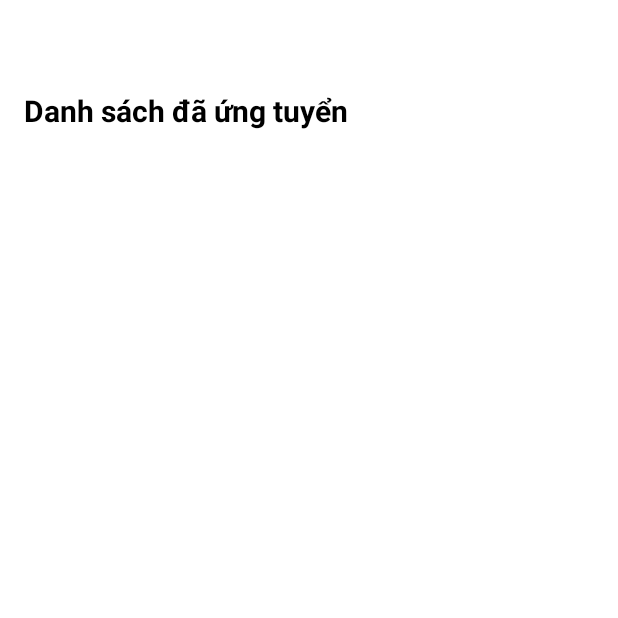
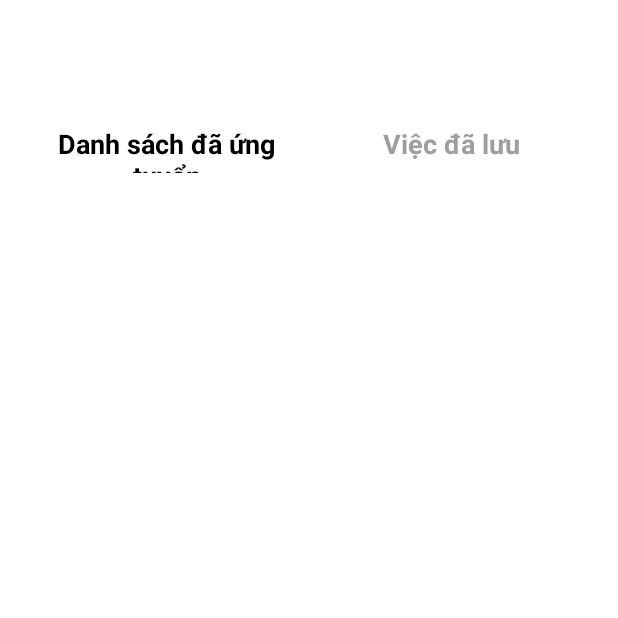
Before and after one commit to 082588256/PRM392, an Android app: the AppliedJobsActivity screen opened directly, with no data from a screen before it, on a phone screen of 412 x 824 dp, the top half of it. Run offline under Robolectric (Android 15) with nearby library versions, the phone set to English and light mode, and no system bars.

Commit message:
Update_BE,FE-Student Interview scheduling screen: viewed by students

```diff
--- a/app/src/main/java/com/fptu/prm391/projectprm/activity/student/AppliedJobsActivity.java
+++ b/app/src/main/java/com/fptu/prm391/projectprm/activity/student/AppliedJobsActivity.java
@@ -1,6 +1,7 @@
 package com.fptu.prm391.projectprm.activity.student;
 
 import android.os.Bundle;
+import android.widget.TextView;
 import android.widget.Toast;
 
 import androidx.appcompat.app.AppCompatActivity;
@@ -9,38 +10,71 @@ import androidx.recyclerview.widget.RecyclerView;
 
 import com.fptu.prm391.projectprm.R;
 import com.fptu.prm391.projectprm.adapter.ApplicationAdapter;
+import com.fptu.prm391.projectprm.adapter.InterviewInfoAdapter;
 import com.fptu.prm391.projectprm.db.ApplicationDAO;
 import com.fptu.prm391.projectprm.db.DatabaseHelper;
+import com.fptu.prm391.projectprm.db.InterviewDAO;
 import com.fptu.prm391.projectprm.model.Application;
+import com.fptu.prm391.projectprm.model.InterviewInfo;
 import com.fptu.prm391.projectprm.util.SharedPrefManager;
 
 import java.util.List;
 
 public class AppliedJobsActivity extends AppCompatActivity {
 
+    private ApplicationAdapter appliedAdapter;
+    private InterviewInfoAdapter interviewAdapter;
     private RecyclerView recyclerApplications;
 
     @Override
     protected void onCreate(Bundle savedInstanceState) {
         super.onCreate(savedInstanceState);
-        setContentView(R.layout.activity_applied_jobs);
-
         if (getSupportActionBar() != null) {
             getSupportActionBar().hide();
         }
 
+        setContentView(R.layout.activity_applied_jobs);
+
         recyclerApplications = findViewById(R.id.recycler_applied_jobs);
         recyclerApplications.setLayoutManager(new LinearLayoutManager(this));
 
+        TextView tabApplied = findViewById(R.id.tv_applied);
+        TextView tabSaved = findViewById(R.id.tv_saved);
+
         int studentId = SharedPrefManager.getInstance(this).getUser().getId();
+
+        // Tab 1: Đã ứng tuyển
         ApplicationDAO dao = new ApplicationDAO(new DatabaseHelper(this).getReadableDatabase());
-        List<Application> applications = dao.getApplicationsWithInternship(studentId);
+        List<Application> appliedList = dao.getApplicationsWithInternship(studentId);
+        appliedAdapter = new ApplicationAdapter(appliedList);
 
-        if (applications.isEmpty()) {
+        // Tab 2: Việc đã lưu (hiển thị lịch phỏng vấn)
+        InterviewDAO interviewDAO = new InterviewDAO(new DatabaseHelper(this).getReadableDatabase());
+        List<InterviewInfo> interviewList = interviewDAO.getInterviewInfoByStudentId(studentId);
+        interviewAdapter = new InterviewInfoAdapter(interviewList, interviewDAO);
+
+        // Đặt adapter mặc định là danh sách đã ứng tuyển
+        recyclerApplications.setAdapter(appliedAdapter);
+
+        // Xử lý tab
+        tabApplied.setOnClickListener(v -> {
+            tabApplied.setBackgroundResource(R.drawable.tab_selected_bg);
+            tabSaved.setBackgroundResource(R.drawable.tab_unselected_bg);
+            tabApplied.setTextColor(getColor(R.color.black));
+            tabSaved.setTextColor(getColor(R.color.gray));
+            recyclerApplications.setAdapter(appliedAdapter);
+        });
+
+        tabSaved.setOnClickListener(v -> {
+            tabSaved.setBackgroundResource(R.drawable.tab_selected_bg);
+            tabApplied.setBackgroundResource(R.drawable.tab_unselected_bg);
+            tabSaved.setTextColor(getColor(R.color.black));
+            tabApplied.setTextColor(getColor(R.color.gray));
+            recyclerApplications.setAdapter(interviewAdapter);
+        });
+
+        if (appliedList.isEmpty()) {
             Toast.makeText(this, "Bạn chưa ứng tuyển công việc nào.", Toast.LENGTH_SHORT).show();
         }
-
-        ApplicationAdapter adapter = new ApplicationAdapter(applications);
-        recyclerApplications.setAdapter(adapter);
     }
 }
--- a/app/src/main/java/com/fptu/prm391/projectprm/db/DatabaseHelper.java
+++ b/app/src/main/java/com/fptu/prm391/projectprm/db/DatabaseHelper.java
@@ -7,6 +7,15 @@ import android.database.sqlite.SQLiteOpenHelper;
 public class DatabaseHelper extends SQLiteOpenHelper {
     private static final String DATABASE_NAME = "internship_recruitment.db";
     private static final int DATABASE_VERSION = 2;
+
+    // Lệnh tạo bảng saved_jobs
+    public static final String CREATE_TABLE_SAVED_JOBS = "CREATE TABLE IF NOT EXISTS saved_jobs (" +
+            "id INTEGER PRIMARY KEY AUTOINCREMENT, " +
+            "student_id INTEGER NOT NULL, " +
+            "internship_id INTEGER NOT NULL, " +
+            "FOREIGN KEY(student_id) REFERENCES users(id), " +
+            "FOREIGN KEY(internship_id) REFERENCES internships(id)" +
+            ")";
 
     private static DatabaseHelper instance;
 
@@ -23,30 +32,27 @@ public class DatabaseHelper extends SQLiteOpenHelper {
 
     @Override
     public void onCreate(SQLiteDatabase db) {
-        // Tạo các bảng
         db.execSQL(UserDAO.CREATE_TABLE);
         db.execSQL(InternshipDAO.CREATE_TABLE);
         db.execSQL(ApplicationDAO.CREATE_TABLE);
         db.execSQL(InterviewDAO.CREATE_TABLE);
         db.execSQL(NotificationDAO.CREATE_TABLE);
         db.execSQL(MessageDAO.CREATE_TABLE);
-        //Phần hiếu
         db.execSQL(InterviewScheduleDAO.CREATE_TABLE);
-
-
+        db.execSQL(CREATE_TABLE_SAVED_JOBS); // <-- thêm dòng này
     }
 
     @Override
     public void onUpgrade(SQLiteDatabase db, int oldVersion, int newVersion) {
-        // Xóa các bảng cũ nếu tồn tại
         db.execSQL("DROP TABLE IF EXISTS " + UserDAO.TABLE_NAME);
         db.execSQL("DROP TABLE IF EXISTS " + InternshipDAO.TABLE_NAME);
         db.execSQL("DROP TABLE IF EXISTS " + ApplicationDAO.TABLE_NAME);
         db.execSQL("DROP TABLE IF EXISTS " + InterviewDAO.TABLE_NAME);
         db.execSQL("DROP TABLE IF EXISTS " + MessageDAO.TABLE_NAME);
         db.execSQL("DROP TABLE IF EXISTS " + NotificationDAO.TABLE_NAME);
+        db.execSQL("DROP TABLE IF EXISTS " + InterviewScheduleDAO.TABLE_NAME);
+        db.execSQL("DROP TABLE IF EXISTS saved_jobs"); // <-- thêm dòng này
 
-        // Tạo lại database
         onCreate(db);
     }
 }
--- a/app/src/main/java/com/fptu/prm391/projectprm/db/InterviewDAO.java
+++ b/app/src/main/java/com/fptu/prm391/projectprm/db/InterviewDAO.java
@@ -3,7 +3,10 @@ package com.fptu.prm391.projectprm.db;
 import android.content.ContentValues;
 import android.database.Cursor;
 import android.database.sqlite.SQLiteDatabase;
+
 import com.fptu.prm391.projectprm.model.Interview;
+import com.fptu.prm391.projectprm.model.InterviewInfo;
+
 import java.util.ArrayList;
 import java.util.List;
 
@@ -30,6 +33,7 @@ public class InterviewDAO {
         this.db = db;
     }
 
+    // Thêm lịch phỏng vấn mới
     public long insertInterview(Interview interview) {
         ContentValues values = new ContentValues();
         values.put(COLUMN_APPLICATION_ID, interview.getApplicationId());
@@ -40,6 +44,7 @@ public class InterviewDAO {
         return db.insert(TABLE_NAME, null, values);
     }
 
+    // Lấy danh sách phỏng vấn theo applicationId
     public List<Interview> getInterviewsByApplicationId(int applicationId) {
         List<Interview> interviews = new ArrayList<>();
         Cursor cursor = db.query(TABLE_NAME,
@@ -62,6 +67,7 @@ public class InterviewDAO {
         return interviews;
     }
 
+    // Update trạng thái lịch phỏng vấn
     public int updateInterviewStatus(int interviewId, String status) {
         ContentValues values = new ContentValues();
         values.put(COLUMN_STATUS, status);
@@ -71,9 +77,36 @@ public class InterviewDAO {
                 new String[]{String.valueOf(interviewId)});
     }
 
+    // Xóa lịch phỏng vấn
     public int deleteInterview(int interviewId) {
         return db.delete(TABLE_NAME,
                 COLUMN_ID + " = ?",
                 new String[]{String.valueOf(interviewId)});
     }
+
+    // ---- CODE THÊM MỚI: Lấy danh sách lịch phỏng vấn + email + company (JOIN) ----
+    // Trả về list<InterviewInfo>
+    public List<InterviewInfo> getInterviewInfoByStudentId(int studentId) {
+        List<InterviewInfo> list = new ArrayList<>();
+        String sql = "SELECT i.id, u.email, i.scheduled_time, i.status, i.notes, s.company " +
+                "FROM interviews i " +
+                "JOIN applications a ON i.application_id = a.id " +
+                "JOIN users u ON a.student_id = u.id " +
+                "JOIN internships s ON a.internship_id = s.id " +
+                "WHERE a.student_id = ?";
+        Cursor cursor = db.rawQuery(sql, new String[]{String.valueOf(studentId)});
+        while (cursor.moveToNext()) {
+            InterviewInfo info = new InterviewInfo();
+            info.setInterviewId(cursor.getInt(cursor.getColumnIndexOrThrow("id")));
+
+            info.setEmail(cursor.getString(cursor.getColumnIndexOrThrow("email")));
+            info.setScheduledTime(cursor.getString(cursor.getColumnIndexOrThrow("scheduled_time")));
+            info.setStatus(cursor.getString(cursor.getColumnIndexOrThrow("status")));
+            info.setNotes(cursor.getString(cursor.getColumnIndexOrThrow("notes")));
+            info.setCompany(cursor.getString(cursor.getColumnIndexOrThrow("company")));
+            list.add(info);
+        }
+        cursor.close();
+        return list;
+    }
 }
--- /dev/null
+++ b/app/src/main/res/drawable/tab_selected_bg.xml
@@ -0,0 +1,7 @@
+<?xml version="1.0" encoding="utf-8"?>
+<selector xmlns:android="http://schemas.android.com/apk/res/android">
+    <shape xmlns:android="http://schemas.android.com/apk/res/android">
+        <solid android:color="#E0F2FF"/> <!-- Màu nền khi được chọn, đổi tùy ý -->
+        <corners android:radius="12dp"/>
+    </shape>
+</selector>
--- /dev/null
+++ b/app/src/main/res/drawable/tab_unselected_bg.xml
@@ -0,0 +1,8 @@
+<?xml version="1.0" encoding="utf-8"?>
+<selector xmlns:android="http://schemas.android.com/apk/res/android">
+    <shape xmlns:android="http://schemas.android.com/apk/res/android">
+        <solid android:color="#FFFFFF"/> <!-- Màu nền khi không chọn, đổi tùy ý -->
+        <corners android:radius="12dp"/>
+        <stroke android:width="1dp" android:color="#D6D6D6"/>
+    </shape>
+</selector>
--- a/app/src/main/res/layout/activity_applied_jobs.xml
+++ b/app/src/main/res/layout/activity_applied_jobs.xml
@@ -5,19 +5,53 @@
     android:layout_height="match_parent"
     android:paddingTop="60dp"
     android:paddingLeft="16dp"
+    android:paddingRight="16dp"
     android:background="#FFFFFF">
 
-    <TextView
+    <LinearLayout
+        android:orientation="horizontal"
         android:layout_width="match_parent"
         android:layout_height="wrap_content"
-        android:text="Danh sách đã ứng tuyển"
-        android:textSize="20sp"
-        android:textStyle="bold"
-        android:textColor="@color/black"
-        android:layout_marginBottom="12dp"/>
+        android:layout_marginTop="12dp"
+        android:layout_marginBottom="12dp"
+        android:layout_gravity="center_horizontal">
+
+        <TextView
+            android:id="@+id/tv_applied"
+            android:layout_width="0dp"
+            android:layout_height="48dp"
+            android:layout_weight="1"
+            android:text="Danh sách đã ứng tuyển"
+            android:textSize="18sp"
+            android:textStyle="bold"
+            android:textColor="@color/black"
+            android:gravity="center"
+            android:background="@drawable/tab_selected_bg"
+            android:padding="8dp"
+            android:elevation="2dp" />
+
+        <TextView
+            android:id="@+id/tv_saved"
+            android:layout_width="0dp"
+            android:layout_height="48dp"
+            android:layout_weight="1"
+            android:text="Việc đã lưu"
+            android:textSize="18sp"
+            android:textStyle="bold"
+            android:textColor="@color/gray"
+            android:gravity="center"
+            android:background="@drawable/tab_unselected_bg"
+            android:padding="8dp"
+            android:elevation="2dp" />
+    </LinearLayout>
 
     <androidx.recyclerview.widget.RecyclerView
         android:id="@+id/recycler_applied_jobs"
         android:layout_width="match_parent"
-        android:layout_height="match_parent"/>
+        android:layout_height="0dp"
+        android:layout_weight="1"
+        android:clipToPadding="false"
+        android:paddingBottom="12dp"
+        android:overScrollMode="never" />
+
 </LinearLayout>
```
Also changed, not shown: app/src/main/java/com/fptu/prm391/projectprm/adapter/InterviewInfoAdapter.java (added, +110 -0 lines), app/src/main/java/com/fptu/prm391/projectprm/model/InterviewInfo.java (added, +44 -0 lines), app/src/main/res/layout/item_interview_info.xml (added, +87 -0 lines), 1 other file.
